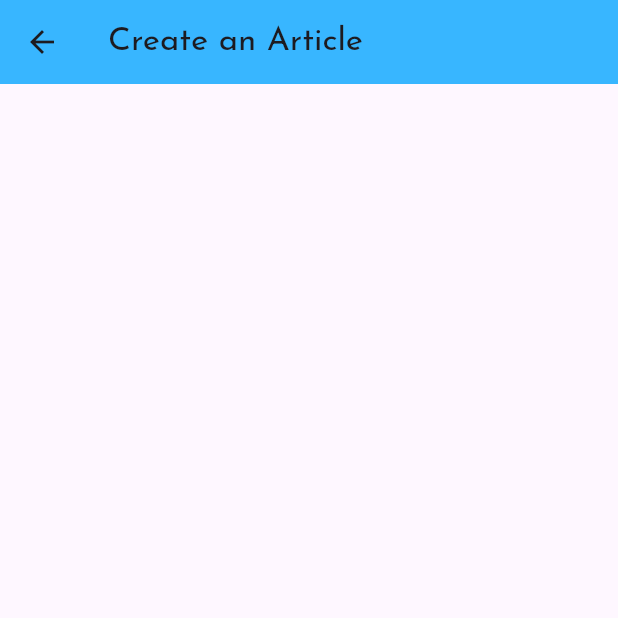
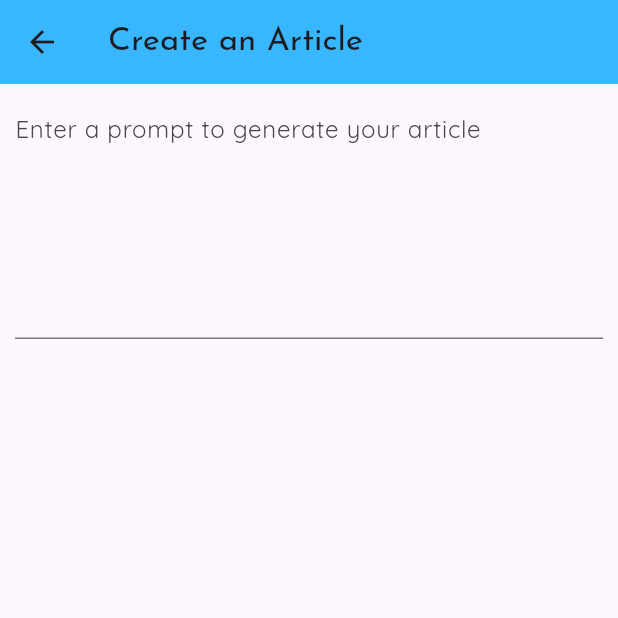
Before and after one commit to Killpit/MobNFT-App, a Flutter app: the CreateArticles screen opened directly, on a phone screen of 412 x 824 dp, the top half of it. Run offline on Flutter 3.47's test engine with Material 2 defaults, Android fonts, the phone set to English and light mode, and no system bars; our stand-ins replace dio, flutter_lorem, google_fonts, image_picker; missing offline and left inert: turn_page_transition, web3dart; project files that could hold a hidden picture were left out.

Commit message:
5 Tem 2023 17:42

```diff
--- a/mobile_nft/lib/features/CreateArticles/presentation/create_articles.dart
+++ b/mobile_nft/lib/features/CreateArticles/presentation/create_articles.dart
@@ -22,7 +22,22 @@ class _CreateArticlesState extends State<CreateArticles> {
           style: TextStyle(fontFamily: titleFont),
         ),
       ),
+      body: Padding(
+        padding: const EdgeInsets.all(10.0),
+        child: Column(
+          children: [
+            TextField(
+              controller: promptController,
+              minLines: 6,
+              maxLines: null,
+              decoration: InputDecoration(
+                hintText: "Enter a prompt to generate your article",
+                hintStyle: TextStyle(fontFamily: bodyFont)),
+            ),
 
+          ]
+        )
+      )
     );
   }
 }
```
